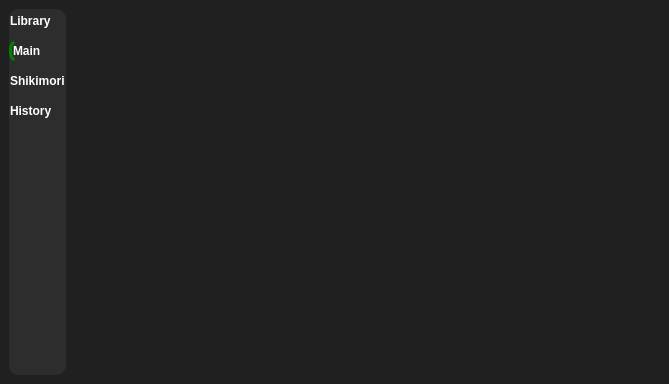
Above: data/ui/mainWindow.ui from brandonzorn/Nlight before the change. Below: the same form after it.
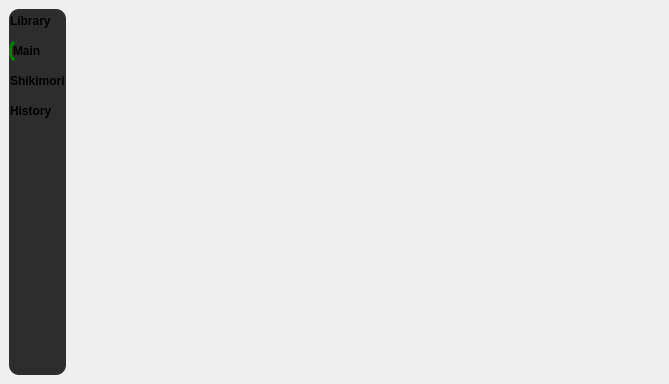
That is the form after the change. Icons and pictures are not drawn.

Diff of the .ui file:
```diff
--- a/data/ui/mainWindow.ui
+++ b/data/ui/mainWindow.ui
@@ -21,8 +21,7 @@
   </property>
   <widget class="QWidget" name="centralwidget">
    <property name="styleSheet">
-    <string notr="true">color: rgb(255, 255, 255);
-background-color: rgb(32, 32, 32);</string>
+    <string notr="true"/>
    </property>
    <layout class="QHBoxLayout" name="horizontalLayout">
     <item>
@@ -452,7 +451,7 @@
        </palette>
       </property>
       <property name="styleSheet">
-       <string notr="true">color: rgb(255, 255, 255);</string>
+       <string notr="true"/>
       </property>
       <layout class="QVBoxLayout" name="verticalLayout_2">
        <property name="leftMargin">
@@ -470,62 +469,7 @@
        <item>
         <widget class="QStackedWidget" name="top_item">
          <property name="styleSheet">
-          <string notr="true">QComboBox {
-	padding: 5px 1px;
-	border-radius: 10px;
-	font-weight: bold;
-	background-color: rgb(0, 133, 52);
-	color: rgb(255, 255, 255);
-}
-
-
-QPushButton {
-	padding: 5px 1px;
-	border-radius: 10px;
-	font-weight: bold;
-	background-color: rgb(0, 133, 52);
-	color: rgb(255, 255, 255);
-}
-
-QPushButton:hover:!pressed {
-	border-left: 3px solid white;
-}
-
-QPushButton:checked {
-	border-left: 3px solid white;
-}
-QScrollBar {
-    background: #292b2e;
-    border-radius: 10px;
-}
-QScrollBar:horizontal {
-    height: 14px;
-}
-QScrollBar:vertical {
-    width: 14px;
-	margin: 0px 0px 0px 0px;
-}
-QScrollBar::handle {
-    background: rgba(84.000, 86.000, 86.000, 0.737);
-    border-radius: 5px;
-	min-height: 0px;
-}
-QScrollBar::handle:hover {
-    background: rgba(114.000, 115.000, 115.000, 0.827);
-}
-QScrollBar::handle:pressed {
-    background: rgba(143.000, 145.000, 145.000, 0.933);
-}
-QScrollBar::sub-page, QScrollBar::add-page {
-    background: transparent;
-}
-QScrollBar::sub-line, QScrollBar::add-line {
-    background: transparent;
-	subcontrol-position: top;
-    subcontrol-origin: margin;
-    width: 0px;
-    height: 0px;
-}</string>
+          <string notr="true"/>
          </property>
          <property name="currentIndex">
           <number>-1</number>
```
